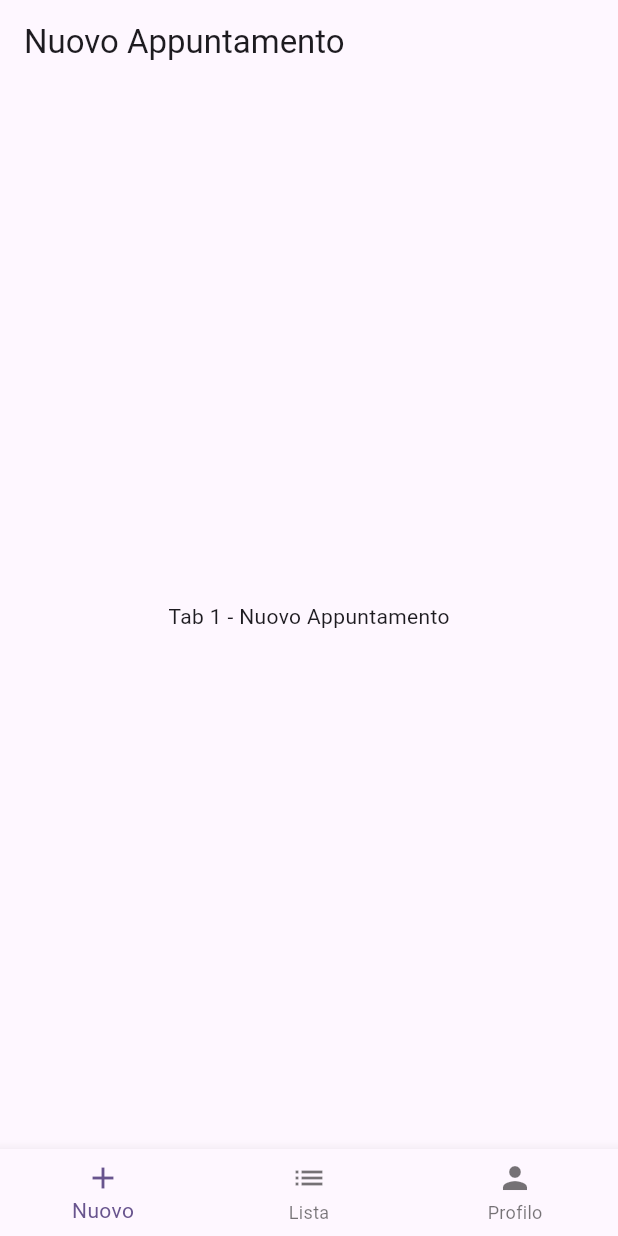
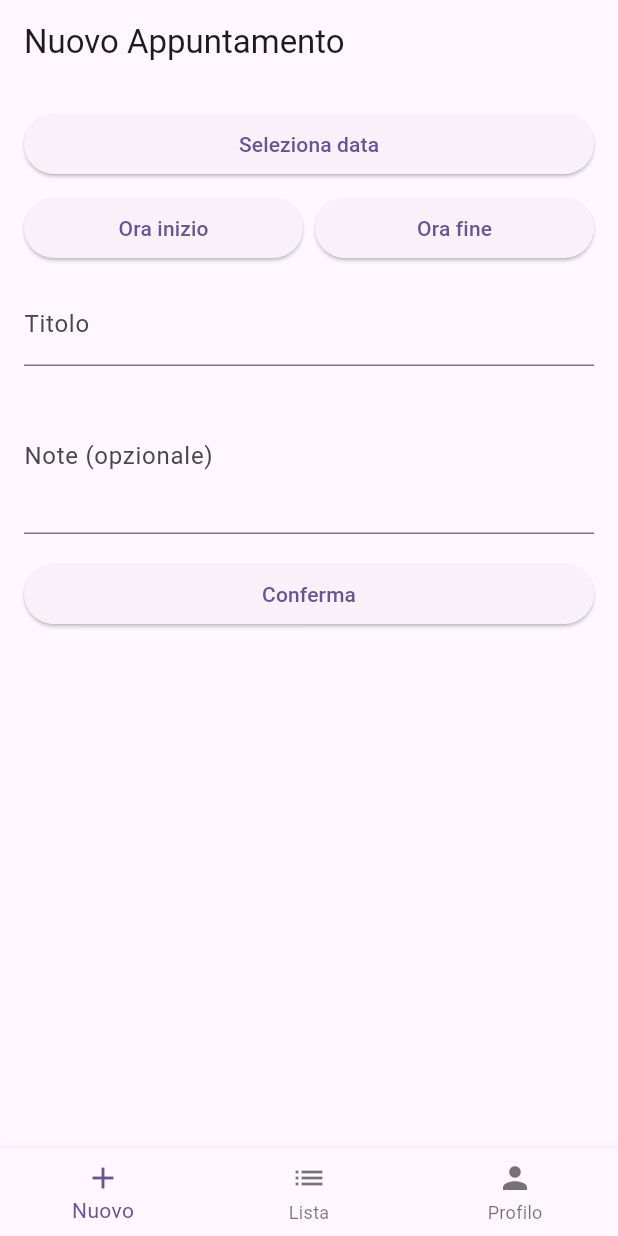
Before and after one commit to vincenzo-terracciano/flutter_appointment_management, a Flutter app: the HomeScreen screen opened directly, on a phone screen of 412 x 824 dp. Run offline on Flutter 3.47's test engine with Material 3 defaults, Android fonts, the phone set to English and light mode, and no system bars; our stand-ins replace flutter_riverpod, shared_preferences; accounts and stored records are empty.

Commit message:
Add AddAppointmentTab for creating new appointments in HomeScreen

```diff
--- a/lib/screens/home_screen.dart
+++ b/lib/screens/home_screen.dart
@@ -1,5 +1,6 @@
 import 'package:flutter/material.dart';
 import 'package:flutter_riverpod/flutter_riverpod.dart';
+import 'tabs/add_appointment_tab.dart';
 
 class HomeScreen extends ConsumerStatefulWidget {
   // costruttore
@@ -27,7 +28,7 @@ class _HomeScreenState extends ConsumerState<HomeScreen> {
         ),
       ),
       body: _currentIndex == 0
-          ? const Center(child: Text('Tab 1 - Nuovo Appuntamento'))
+          ? const AddAppointmentTab()
           : _currentIndex == 1
           ? const Center(child: Text('Tab 2 - Lista Appuntamenti'))
           : const Center(child: Text('Tab 3 - Profilo')),
--- /dev/null
+++ b/lib/screens/tabs/add_appointment_tab.dart
@@ -0,0 +1,243 @@
+import 'package:flutter/material.dart';
+import 'package:flutter_riverpod/flutter_riverpod.dart';
+import '../../models/appointment.dart';
+import '../../providers/appointments_provider.dart';
+
+// dichiarazione tab 1
+class AddAppointmentTab extends ConsumerStatefulWidget {
+  const AddAppointmentTab({super.key});
+
+  @override
+  ConsumerState<AddAppointmentTab> createState() => _AddAppointmentTabState();
+}
+
+// stato della tab 1
+class _AddAppointmentTabState extends ConsumerState<AddAppointmentTab> {
+  DateTime? selectedDate;
+  TimeOfDay? startTime;
+  TimeOfDay? endTime;
+
+  // controller per gestire gli input di testo
+  final titleController = TextEditingController();
+  final notesController = TextEditingController();
+
+  // variabile per il caricamento
+  bool saving = false;
+
+  // libera i controller quando il widget viene distrutto
+  @override
+  void dispose() {
+    titleController.dispose();
+    notesController.dispose();
+    super.dispose();
+  }
+
+  // Picker per data
+  Future<void> pickDate() async {
+    final now = DateTime.now();
+    final pickedDate = await showDatePicker(
+      context: context,
+      initialDate: now,
+      // permetto di scegliere una data da 1 anno fa fino a 2 anni nel futuro
+      firstDate: now.subtract(const Duration(days: 365)),
+      lastDate: now.add(const Duration(days: 365 * 2)),
+    );
+    if (pickedDate != null) setState(() => selectedDate = pickedDate);
+  }
+
+  // Picker per ora inizio
+  Future<void> pickStartTime() async {
+    final pickedTime = await showTimePicker(
+      context: context,
+      initialTime: startTime ?? TimeOfDay.now(),
+      builder: (context, child) {
+        // forza il formato 24h
+        return MediaQuery(
+          data: MediaQuery.of(context).copyWith(alwaysUse24HourFormat: true),
+          child: child!,
+        );
+      },
+    );
+    if (pickedTime != null) setState(() => startTime = pickedTime);
+  }
+
+  // Picker per ora fine
+  Future<void> pickEndTime() async {
+    final pickedTime = await showTimePicker(
+      context: context,
+      initialTime: endTime ?? TimeOfDay.now(),
+      builder: (context, child) {
+        // forza il formato 24h
+        return MediaQuery(
+          data: MediaQuery.of(context).copyWith(alwaysUse24HourFormat: true),
+          child: child!,
+        );
+      },
+    );
+    if (pickedTime != null) setState(() => endTime = pickedTime);
+  }
+
+  // unisco la data e l'ora
+  DateTime _combineDateAndTime(DateTime date, TimeOfDay time) {
+    return DateTime(date.year, date.month, date.day, time.hour, time.minute);
+  }
+
+  // Sumbit del form
+  Future<void> onSubmit() async {
+    // controllo che i campi siano selezionati
+    if (selectedDate == null || startTime == null || endTime == null) {
+      ScaffoldMessenger.of(context).showSnackBar(
+        const SnackBar(content: Text('Seleziona data, ora inizio e ora fine')),
+      );
+      return;
+    }
+
+    // oggetti DateTime con data e ora
+    final start = _combineDateAndTime(selectedDate!, startTime!);
+    final end = _combineDateAndTime(selectedDate!, endTime!);
+
+    // controllo che l'ora di fine sia dopo quella di inizio
+    if (!end.isAfter(start)) {
+      ScaffoldMessenger.of(context).showSnackBar(
+        const SnackBar(
+          content: Text('L\'ora di fine deve essere dopo l\'ora di inizio'),
+        ),
+      );
+      return;
+    }
+
+    // controllo che il titolo non sia vuoto
+    final title = titleController.text.trim();
+    if (title.isEmpty) {
+      ScaffoldMessenger.of(
+        context,
+      ).showSnackBar(const SnackBar(content: Text('Inserisci un titolo')));
+      return;
+    }
+
+    // creo un oggetto Appointment con i dati inseriti
+    final appointment = Appointment(
+      day: selectedDate!,
+      startTime: start,
+      endTime: end,
+      title: title,
+      notes: notesController.text.trim(),
+    );
+
+    // mostro il caricamento e disabilito il pulsante
+    setState(() => saving = true);
+
+    try {
+      // aggiungo l'appuntamento tramite provider
+      await ref.read(appointmentsProvider.notifier).addAppointment(appointment);
+
+      // se l'appuntamento è stato aggiunto correttamente mostro un messaggio
+      if (context.mounted) {
+        ScaffoldMessenger.of(
+          context,
+        ).showSnackBar(const SnackBar(content: Text('Appuntamento aggiunto')));
+      }
+
+      // resetto i campi di input
+      setState(() {
+        selectedDate = null;
+        startTime = null;
+        endTime = null;
+        titleController.clear();
+        notesController.clear();
+      });
+    } catch (e) {
+      // altrimenti mostro un messaggio di errore
+      if (context.mounted) {
+        ScaffoldMessenger.of(
+          context,
+        ).showSnackBar(SnackBar(content: Text('Errore: $e')));
+      }
+    } finally {
+      // disabilita il caricamento e abilitato il pulsante
+      if (mounted) setState(() => saving = false);
+    }
+  }
+
+  // funzioni helper per formattare data e ora
+  String _dateText() {
+    if (selectedDate == null) return 'Seleziona data';
+    return '${selectedDate!.day}/${selectedDate!.month}/${selectedDate!.year}';
+  }
+
+  String _timeText(TimeOfDay? t, String placeholder) {
+    if (t == null) return placeholder;
+    // mostra sempre in formato 24h
+    return '${t.hour.toString().padLeft(2, '0')}:${t.minute.toString().padLeft(2, '0')}';
+  }
+
+  // interfaccia tab 1
+  @override
+  Widget build(BuildContext context) {
+    // SingleChildScrollView per permettere lo scorrimento se la tastiera è aperta
+    return SingleChildScrollView(
+      padding: const EdgeInsets.all(16),
+      child: Column(
+        crossAxisAlignment: CrossAxisAlignment.stretch,
+        children: [
+          // pulsante per la selezione della data
+          ElevatedButton(onPressed: pickDate, child: Text(_dateText())),
+          const SizedBox(height: 8),
+
+          Row(
+            children: [
+              Expanded(
+                // pulsante per la selezione dell'ora di inzio
+                child: ElevatedButton(
+                  onPressed: pickStartTime,
+                  child: Text(_timeText(startTime, 'Ora inizio')),
+                ),
+              ),
+              const SizedBox(width: 8),
+              Expanded(
+                // pulsante per la selezione dell'ora di fine
+                child: ElevatedButton(
+                  onPressed: pickEndTime,
+                  child: Text(_timeText(endTime, 'Ora fine')),
+                ),
+              ),
+            ],
+          ),
+          const SizedBox(height: 12),
+
+          // Titolo
+          TextField(
+            controller: titleController,
+            decoration: const InputDecoration(labelText: 'Titolo'),
+          ),
+          const SizedBox(height: 8),
+
+          // Note
+          TextField(
+            controller: notesController,
+            decoration: const InputDecoration(labelText: 'Note (opzionale)'),
+            maxLines: 3,
+          ),
+          const SizedBox(height: 16),
+
+          // Bottone conferma
+          ElevatedButton(
+            onPressed: saving ? null : onSubmit,
+            child: saving
+                // mostra lo spinner di caricamento
+                ? const SizedBox(
+                    width: 18,
+                    height: 18,
+                    child: CircularProgressIndicator(
+                      strokeWidth: 2,
+                      color: Colors.white,
+                    ),
+                  )
+                // altrimenti mostra il testo
+                : const Text('Conferma'),
+          ),
+        ],
+      ),
+    );
+  }
+}
```
